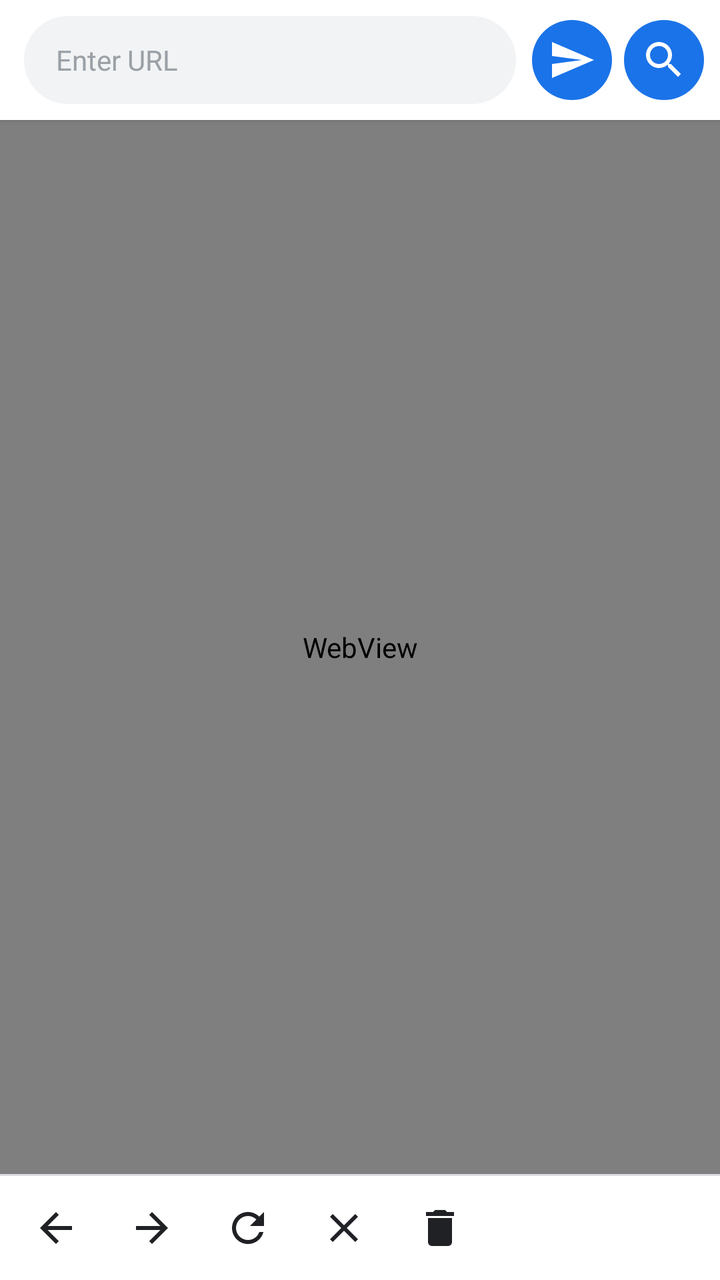
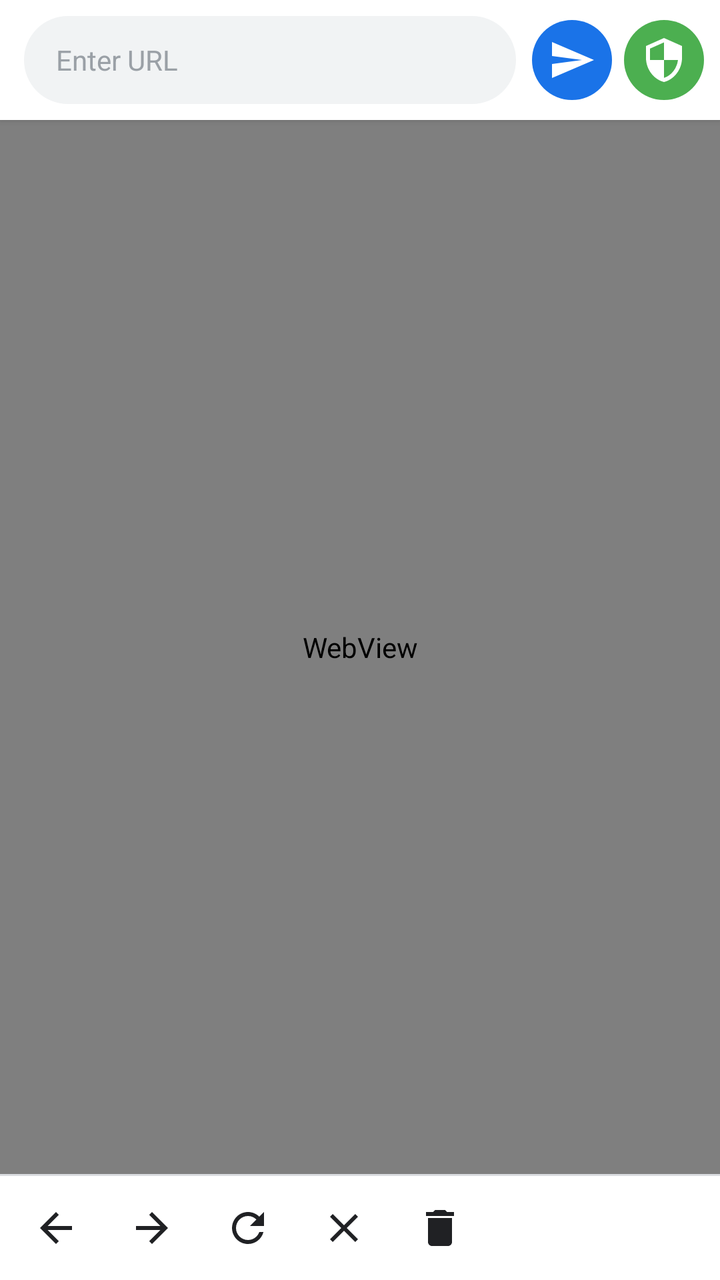

Screens rendered from an Android XML layout before and after an edit, with the pre-edit source and the edit as a unified diff.
<!-- AndroidManifest.xml: application theme AppTheme -->
<!-- res/layout/activity_main.xml -->
<?xml version="1.0" encoding="utf-8"?>
<androidx.constraintlayout.widget.ConstraintLayout xmlns:android="http://schemas.android.com/apk/res/android"
    xmlns:app="http://schemas.android.com/apk/res-auto"
    xmlns:tools="http://schemas.android.com/tools"
    android:layout_width="match_parent"
    android:layout_height="match_parent"
    android:background="@color/background"
    tools:context="stoyanov.stoyan.simplebrowser.MainActivity">

    
    <LinearLayout
        android:id="@+id/ll_urlgo"
        android:layout_width="0dp"
        android:layout_height="wrap_content"
        android:background="@color/surface"
        android:elevation="2dp"
        android:focusable="true"
        android:focusableInTouchMode="true"
        android:gravity="center_vertical"
        android:orientation="horizontal"
        android:paddingStart="12dp"
        android:paddingEnd="8dp"
        android:paddingTop="8dp"
        android:paddingBottom="8dp"
        app:layout_constraintEnd_toEndOf="parent"
        app:layout_constraintStart_toStartOf="parent"
        app:layout_constraintTop_toTopOf="parent">

        
        <EditText
            android:id="@+id/et_url"
            style="@style/URLInputStyle"
            android:layout_width="0dp"
            android:layout_height="44dp"
            android:layout_marginEnd="8dp"
            android:layout_weight="1"
            android:cursorVisible="true"
            android:fontFamily="sans-serif"
            android:hint="@string/enter_url"
            android:imeOptions="actionGo"
            android:inputType="textUri"
            android:maxLines="1"
            android:singleLine="true"
            android:textColorHint="@color/url_bar_hint"
            android:textSize="14sp"
            tools:ignore="Autofill" />

        
        <ImageButton
            android:id="@+id/btn_go"
            android:layout_width="40dp"
            android:layout_height="40dp"
            android:layout_marginEnd="6dp"
            android:background="@drawable/button_background"
            android:contentDescription="@string/go"
            android:scaleType="centerInside"
            android:padding="8dp"
            app:srcCompat="@drawable/ic_send" />

        
        <ImageButton
            android:id="@+id/btn_go2"
            android:layout_width="40dp"
            android:layout_height="40dp"
            android:background="@drawable/button_background"
            android:contentDescription="@string/search"
            android:scaleType="centerInside"
            android:padding="8dp"
            app:srcCompat="@drawable/ic_search" />

    </LinearLayout>

    
    <ProgressBar
        android:id="@+id/progressBar"
        style="@android:style/Widget.ProgressBar.Horizontal"
        android:layout_width="0dp"
        android:layout_height="3dp"
        android:progressDrawable="@color/progress_bar"
        android:visibility="gone"
        app:layout_constraintEnd_toEndOf="parent"
        app:layout_constraintStart_toStartOf="parent"
        app:layout_constraintTop_toBottomOf="@id/ll_urlgo" />

    
    <WebView
        android:id="@+id/wv_brow"
        android:layout_width="0dp"
        android:layout_height="0dp"
        android:visibility="visible"
        app:layout_constraintBottom_toTopOf="@id/bottom_divider"
        app:layout_constraintEnd_toEndOf="parent"
        app:layout_constraintStart_toStartOf="parent"
        app:layout_constraintTop_toBottomOf="@id/progressBar" />

    
    <View
        android:id="@+id/bottom_divider"
        android:layout_width="0dp"
        android:layout_height="1dp"
        android:background="@color/bottom_bar_divider"
        app:layout_constraintBottom_toTopOf="@id/bottom_app_bar"
        app:layout_constraintEnd_toEndOf="parent"
        app:layout_constraintStart_toStartOf="parent" />

    
    <com.google.android.material.bottomappbar.BottomAppBar
        android:id="@+id/bottom_app_bar"
        android:layout_width="0dp"
        android:layout_height="52dp"
        android:background="@color/bottom_bar_surface"
        app:backgroundTint="@color/bottom_bar_surface"
        app:elevation="0dp"
        app:layout_constraintBottom_toBottomOf="parent"
        app:layout_constraintEnd_toEndOf="parent"
        app:layout_constraintStart_toStartOf="parent"
        app:menu="@menu/bottom_nav_menu" />

</androidx.constraintlayout.widget.ConstraintLayout>
<!-- resources referenced by this layout -->
<resources>
  <color name="background">#FAFAFA</color>
  <color name="bottom_bar_divider">#DADCE0</color>
  <color name="bottom_bar_surface">#FFFFFF</color>
  <color name="progress_bar">#1A73E8</color>
  <color name="surface">#FFFFFF</color>
  <color name="url_bar_hint">#9AA0A6</color>
  <!-- drawable button_background (drawable) -->
  <?xml version="1.0" encoding="utf-8"?>
  <ripple xmlns:android="http://schemas.android.com/apk/res/android"
      android:color="@color/primary_light">
      <item>
          <shape android:shape="oval">
              <solid android:color="@color/primary" />
          </shape>
      </item>
  </ripple>
  <!-- drawable ic_search (drawable) -->
  <?xml version="1.0" encoding="utf-8"?>
  <vector xmlns:android="http://schemas.android.com/apk/res/android"
      android:width="24dp"
      android:height="24dp"
      android:viewportWidth="24"
      android:viewportHeight="24"
      android:tint="@color/icon_tint">
      <path
          android:fillColor="@android:color/white"
          android:pathData="M15.5,14h-0.79l-0.28,-0.27C15.41,12.59 16,11.11 16,9.5 16,5.91 13.09,3 9.5,3S3,5.91 3,9.5 5.91,16 9.5,16c1.61,0 3.09,-0.59 4.23,-1.57l0.27,0.28v0.79l5,4.99L20.49,19l-4.99,-5zM9.5,14C7.01,14 5,11.99 5,9.5S7.01,5 9.5,5 14,7.01 14,9.5 11.99,14 9.5,14z" />
  </vector>
  <!-- drawable ic_send (drawable) -->
  <?xml version="1.0" encoding="utf-8"?>
  <vector xmlns:android="http://schemas.android.com/apk/res/android"
      android:width="24dp"
      android:height="24dp"
      android:viewportWidth="24"
      android:viewportHeight="24"
      android:tint="@color/icon_tint">
      <path
          android:fillColor="@android:color/white"
          android:pathData="M2.01,21L23,12 2.01,3 2,10l15,2 -15,2z" />
  </vector>
  <string name="enter_url">Enter URL</string>
  <string name="go">Go</string>
  <string name="search">Search</string>
  <style name="URLInputStyle">
          <item name="android:textColorHint">@color/url_bar_hint</item>
          <item name="android:textColor">@color/url_bar_text</item>
          <item name="android:background">@drawable/url_input_background</item>
          <item name="android:paddingLeft">16dp</item>
          <item name="android:paddingRight">16dp</item>
          <item name="android:paddingTop">12dp</item>
          <item name="android:paddingBottom">12dp</item>
          <item name="android:textSize">14sp</item>
      </style>
  <style name="AppTheme" parent="Theme.Material3.Light.NoActionBar">
          
          <item name="colorPrimary">@color/colorPrimary</item>
          <item name="colorPrimaryDark">@color/colorPrimaryDark</item>
          <item name="colorAccent">@color/colorAccent</item>
          <item name="android:windowBackground">@color/background</item>
          <item name="android:windowLightStatusBar">true</item>
          <item name="android:statusBarColor">@color/surface</item>
      </style>
  <color name="primary_light">#4285F4</color>
  <color name="primary">#1A73E8</color>
  <color name="icon_tint">#FFFFFF</color>
  <color name="url_bar_text">#202124</color>
  <!-- drawable url_input_background (drawable) -->
  <?xml version="1.0" encoding="utf-8"?>
  <shape xmlns:android="http://schemas.android.com/apk/res/android"
      android:shape="rectangle">
      <solid android:color="@color/url_bar_background" />
      <corners android:radius="24dp" />
  </shape>
  <color name="colorPrimary">#1A73E8</color>
  <color name="colorPrimaryDark">#1557B0</color>
  <color name="colorAccent">#4285F4</color>
  <color name="url_bar_background">#F1F3F4</color>
</resources>

<!-- the commit's change to res/layout/activity_main.xml (unified diff, before → after) -->
@@ -59,14 +59,14 @@
 
         
         <ImageButton
-            android:id="@+id/btn_go2"
+            android:id="@+id/btn_adblock"
             android:layout_width="40dp"
             android:layout_height="40dp"
-            android:background="@drawable/button_background"
-            android:contentDescription="@string/search"
+            android:background="@drawable/adblock_button_on"
+            android:contentDescription="@string/adblock"
             android:scaleType="centerInside"
             android:padding="8dp"
-            app:srcCompat="@drawable/ic_search" />
+            app:srcCompat="@drawable/ic_shield" />
 
     </LinearLayout>
 
<!-- resource entries referenced after the edit -->
@@ -6,6 +6,16 @@
   <color name="progress_bar">#1A73E8</color>
   <color name="surface">#FFFFFF</color>
   <color name="url_bar_hint">#9AA0A6</color>
+  <!-- drawable adblock_button_on (drawable) -->
+  <?xml version="1.0" encoding="utf-8"?>
+  <ripple xmlns:android="http://schemas.android.com/apk/res/android"
+      android:color="#66388E3C">
+      <item>
+          <shape android:shape="oval">
+              <solid android:color="#4CAF50" />
+          </shape>
+      </item>
+  </ripple>
   <!-- drawable button_background (drawable) -->
   <?xml version="1.0" encoding="utf-8"?>
   <ripple xmlns:android="http://schemas.android.com/apk/res/android"
@@ -16,18 +26,6 @@
           </shape>
       </item>
   </ripple>
-  <!-- drawable ic_search (drawable) -->
-  <?xml version="1.0" encoding="utf-8"?>
-  <vector xmlns:android="http://schemas.android.com/apk/res/android"
-      android:width="24dp"
-      android:height="24dp"
-      android:viewportWidth="24"
-      android:viewportHeight="24"
-      android:tint="@color/icon_tint">
-      <path
-          android:fillColor="@android:color/white"
-          android:pathData="M15.5,14h-0.79l-0.28,-0.27C15.41,12.59 16,11.11 16,9.5 16,5.91 13.09,3 9.5,3S3,5.91 3,9.5 5.91,16 9.5,16c1.61,0 3.09,-0.59 4.23,-1.57l0.27,0.28v0.79l5,4.99L20.49,19l-4.99,-5zM9.5,14C7.01,14 5,11.99 5,9.5S7.01,5 9.5,5 14,7.01 14,9.5 11.99,14 9.5,14z" />
-  </vector>
   <!-- drawable ic_send (drawable) -->
   <?xml version="1.0" encoding="utf-8"?>
   <vector xmlns:android="http://schemas.android.com/apk/res/android"
@@ -40,9 +38,21 @@
           android:fillColor="@android:color/white"
           android:pathData="M2.01,21L23,12 2.01,3 2,10l15,2 -15,2z" />
   </vector>
+  <!-- drawable ic_shield (drawable) -->
+  <?xml version="1.0" encoding="utf-8"?>
+  <vector xmlns:android="http://schemas.android.com/apk/res/android"
+      android:width="24dp"
+      android:height="24dp"
+      android:viewportWidth="24"
+      android:viewportHeight="24"
+      android:tint="@color/icon_tint">
+      <path
+          android:fillColor="@android:color/white"
+          android:pathData="M12,1L3,5v6c0,5.55 3.84,10.74 9,12 5.16,-1.26 9,-6.45 9,-12V5l-9,-4zM12,11.99h7c-0.53,4.12 -3.28,7.79 -7,8.94V12H5V6.3l7,-3.11v8.8z" />
+  </vector>
+  <string name="adblock">Ad-Block</string>
   <string name="enter_url">Enter URL</string>
   <string name="go">Go</string>
-  <string name="search">Search</string>
   <style name="URLInputStyle">
           <item name="android:textColorHint">@color/url_bar_hint</item>
           <item name="android:textColor">@color/url_bar_text</item>
